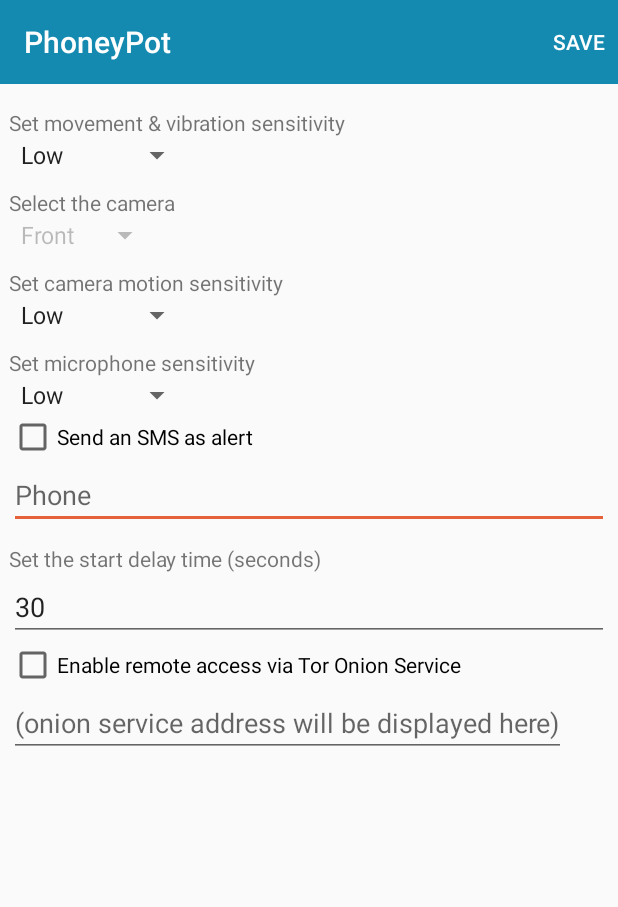
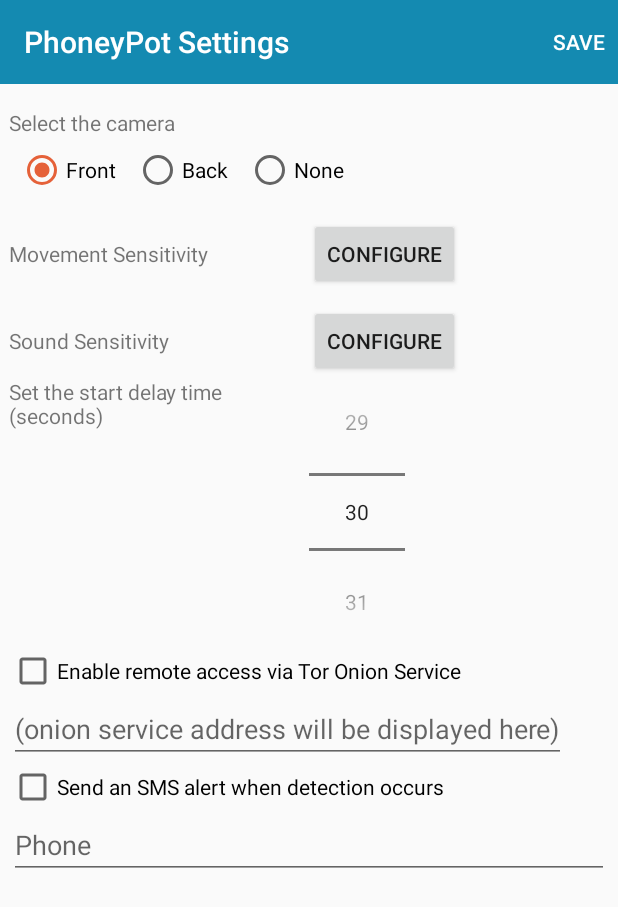
Before and after one commit to guardianproject/haven, an Android app: the SettingsActivity screen opened directly, with no data from a screen before it, on a phone screen of 412 x 824 dp. Shown: the top 907 px of the screen. Run offline under Robolectric (Android 15) with nearby library versions, the phone set to English and light mode, and no system bars; libraries missing offline, so code that uses them is left out: info.guardianproject.netcipher.

Commit message:
improve layout and UX of Setting screen (part 1)

```diff
--- a/src/main/java/info/guardianproject/phoneypot/PreferenceManager.java
+++ b/src/main/java/info/guardianproject/phoneypot/PreferenceManager.java
@@ -104,7 +104,7 @@ public class PreferenceManager {
     }
 
     public String getAccelerometerSensitivity() {
-    	return appSharedPrefs.getString(ACCELEROMETER_SENSITIVITY, "");
+    	return appSharedPrefs.getString(ACCELEROMETER_SENSITIVITY, MEDIUM);
     }
 
     public void activateCamera(boolean active) {
@@ -131,7 +131,7 @@ public class PreferenceManager {
     }
 
     public String getCameraSensitivity() {
-    	return appSharedPrefs.getString(CAMERA_SENSITIVITY, "");
+    	return appSharedPrefs.getString(CAMERA_SENSITIVITY, MEDIUM);
     }
 
     public void activateFlash(boolean active) {
@@ -158,7 +158,7 @@ public class PreferenceManager {
     }
 
     public String getMicrophoneSensitivity() {
-    	return appSharedPrefs.getString(MICROPHONE_SENSITIVITY, "");
+    	return appSharedPrefs.getString(MICROPHONE_SENSITIVITY, MEDIUM);
     }
 
     public void activateSms(boolean active) {
@@ -265,6 +265,6 @@ public class PreferenceManager {
 
     public int getAudioLength ()
     {
-        return 10000; //30 seconds
+        return 15000; //30 seconds
     }
 }
--- a/src/main/java/info/guardianproject/phoneypot/SettingsActivity.java
+++ b/src/main/java/info/guardianproject/phoneypot/SettingsActivity.java
@@ -24,10 +24,13 @@ import android.text.TextUtils;
 import android.util.Log;
 import android.view.Menu;
 import android.view.MenuItem;
+import android.view.View;
 import android.widget.CheckBox;
 import android.widget.CompoundButton;
 import android.widget.EditText;
 import android.widget.CompoundButton.OnCheckedChangeListener;
+import android.widget.NumberPicker;
+import android.widget.RadioButton;
 import android.widget.Spinner;
 
 import org.w3c.dom.Text;
@@ -48,6 +51,8 @@ public class SettingsActivity extends AppCompatActivity {
         Toolbar toolbar = (Toolbar)findViewById(R.id.toolbar);
         setSupportActionBar(toolbar);
 
+        setTitle("PhoneyPot Settings");
+
         preferences = new PreferenceManager(this.getApplicationContext());
 
         /*
@@ -62,32 +67,6 @@ public class SettingsActivity extends AppCompatActivity {
         final CheckBox smsCheck = (CheckBox) this.findViewById(R.id.sms_check);
         final CheckBox remoteAccessCheck = (CheckBox) this.findViewById(R.id.remote_access_check);
 
-        /*
-         * Detecting if the device has a front camera
-         * and configuring the spinner of camera selection
-         * properly
-         */
-        final Spinner selectCameraSpinner = (Spinner) this.findViewById(R.id.camera_spinner);
-        PackageManager pm = getPackageManager();
-        boolean frontCam;
-
-        frontCam = pm.hasSystemFeature(PackageManager.FEATURE_CAMERA_FRONT);
-        if (!frontCam) {
-        	selectCameraSpinner.setEnabled(false);
-        }
-
-        /*
-         * Detecting if the device has the flash
-         * and configuring properly the check box
-         */
-
-
-        final Spinner accelerometerSensitivity = (Spinner)
-        		this.findViewById(R.id.accelerometer_sensitivity_spinner);
-        final Spinner cameraSensitivity = (Spinner)
-        		this.findViewById(R.id.camera_sensitivity_spinner);
-        final Spinner microphoneSensitivity = (Spinner)
-        		this.findViewById(R.id.microphone_sensitivity_spinner);
 
         final EditText phoneNumber = (EditText)
         		this.findViewById(R.id.phone_number);
@@ -95,7 +74,7 @@ public class SettingsActivity extends AppCompatActivity {
         final EditText remoteAccessOnion = (EditText)
                 this.findViewById(R.id.remote_access_onion);
 
-        final EditText timerDelay = (EditText)
+        final NumberPicker timerDelay = (NumberPicker)
                 this.findViewById(R.id.timer_delay);
 
         smsCheck.setOnCheckedChangeListener(new OnCheckedChangeListener() {
@@ -116,52 +95,17 @@ public class SettingsActivity extends AppCompatActivity {
             }
         });
 
-        /**
-         * Loads preferences and sets view
-         */
-        if (preferences.getAccelerometerActivation()) {
-        	String sensitivity = preferences.getAccelerometerSensitivity();
-        	if (sensitivity.equals(PreferenceManager.LOW))
-        		accelerometerSensitivity.setSelection(0);
-        	else if (sensitivity.equals(PreferenceManager.MEDIUM))
-        		accelerometerSensitivity.setSelection(1);
-        	else if (sensitivity.equals(PreferenceManager.HIGH))
-        		accelerometerSensitivity.setSelection(2);
-            else if (sensitivity.equals(PreferenceManager.OFF))
-                accelerometerSensitivity.setSelection(3);
-        }
 
         if (preferences.getCameraActivation()) {
-        	String sensitivity = preferences.getCameraSensitivity();
-        	if (sensitivity.equals(PreferenceManager.LOW))
-        		cameraSensitivity.setSelection(0);
-        	else if (sensitivity.equals(PreferenceManager.MEDIUM))
-        		cameraSensitivity.setSelection(1);
-        	else if (sensitivity.equals(PreferenceManager.HIGH))
-        		cameraSensitivity.setSelection(2);
-            else if (sensitivity.equals(PreferenceManager.OFF))
-                cameraSensitivity.setSelection(3);
 
             String camera = preferences.getCamera();
         	if (camera.equals(PreferenceManager.FRONT))
-        		selectCameraSpinner.setSelection(0);
+                ((RadioButton)findViewById(R.id.radio_camera_front)).setChecked(true);
         	else if (camera.equals(PreferenceManager.BACK))
-        		selectCameraSpinner.setSelection(1);
+                ((RadioButton)findViewById(R.id.radio_camera_back)).setChecked(true);
             else if (camera.equals(PreferenceManager.OFF))
-                selectCameraSpinner.setSelection(2);
+                ((RadioButton)findViewById(R.id.radio_camera_none)).setChecked(true);
 
-        }
-
-        if (preferences.getMicrophoneActivation()) {
-        	String sensitivity = preferences.getMicrophoneSensitivity();
-        	if (sensitivity.equals(PreferenceManager.LOW))
-        		microphoneSensitivity.setSelection(0);
-        	else if (sensitivity.equals(PreferenceManager.MEDIUM))
-        		microphoneSensitivity.setSelection(1);
-        	else if (sensitivity.equals(PreferenceManager.HIGH))
-        		microphoneSensitivity.setSelection(2);
-            else if (sensitivity.equals(PreferenceManager.OFF))
-                microphoneSensitivity.setSelection(3);
         }
 
         if (preferences.getSmsActivation()) {
@@ -176,7 +120,9 @@ public class SettingsActivity extends AppCompatActivity {
 
         }
 
-        timerDelay.setText(preferences.getTimerDelay()+"");
+        timerDelay.setMaxValue(600);
+        timerDelay.setMinValue(0);
+        timerDelay.setValue(preferences.getTimerDelay());
 
 		askForPermission(Manifest.permission.WRITE_EXTERNAL_STORAGE, 1);
 
@@ -220,37 +166,22 @@ public class SettingsActivity extends AppCompatActivity {
     private void save ()
     {
 
-        Spinner accelerometerSensitivity = (Spinner)
-                this.findViewById(R.id.accelerometer_sensitivity_spinner);
-        Spinner cameraSensitivity = (Spinner)
-                this.findViewById(R.id.camera_sensitivity_spinner);
-        Spinner microphoneSensitivity = (Spinner)
-                this.findViewById(R.id.microphone_sensitivity_spinner);
 
         EditText phoneNumber = (EditText)
                 this.findViewById(R.id.phone_number);
 
-        EditText timerDelay = (EditText)
+        NumberPicker timerDelay = (NumberPicker)
                 this.findViewById(R.id.timer_delay);
 
-        Spinner selectCameraSpinner = (Spinner) this.findViewById(R.id.camera_spinner);
         CheckBox smsCheck = (CheckBox) this.findViewById(R.id.sms_check);
         CheckBox remoteAccessCheck = (CheckBox) this.findViewById(R.id.remote_access_check);
 
         preferences.activateAccelerometer(true);
-        preferences.setAccelerometerSensitivity(
-                (String)accelerometerSensitivity.getSelectedItem());
 
         preferences.activateCamera(true);
-        preferences.setCamera(
-                (String)selectCameraSpinner.getSelectedItem());
-        preferences.setCameraSensitivity(
-                (String)cameraSensitivity.getSelectedItem());
 
 
         preferences.activateMicrophone(true);
-        preferences.setMicrophoneSensitivity(
-                (String)microphoneSensitivity.getSelectedItem());
 
         if (smsCheck.isChecked() && !phoneNumber.getText().toString().equals("")) {
             Log.i("StartActivity", "Send message alert is active");
@@ -263,7 +194,7 @@ public class SettingsActivity extends AppCompatActivity {
 
         preferences.activateRemoteAccess(remoteAccessCheck.isChecked());
 
-        preferences.setTimerDelay(Integer.parseInt(timerDelay.getText().toString()));
+        preferences.setTimerDelay(timerDelay.getValue());
 
         setResult(RESULT_OK);
 
@@ -315,4 +246,26 @@ public class SettingsActivity extends AppCompatActivity {
         }
     }
 
+    public void onRadioButtonClicked(View view) {
+        // Is the button now checked?
+        boolean checked = ((RadioButton) view).isChecked();
+
+        // Check which radio button was clicked
+        switch(view.getId()) {
+            case R.id.radio_camera_back:
+                if (checked)
+                    preferences.setCamera(PreferenceManager.BACK);
+                    break;
+            case R.id.radio_camera_front:
+                if (checked)
+                    preferences.setCamera(PreferenceManager.FRONT);
+                break;
+            case R.id.radio_camera_none:
+                if (checked)
+                    preferences.setCamera(PreferenceManager.OFF);
+                break;
+
+        }
+    }
+
 }
--- a/src/main/java/info/guardianproject/phoneypot/sensors/motion/Preview.java
+++ b/src/main/java/info/guardianproject/phoneypot/sensors/motion/Preview.java
@@ -179,6 +179,10 @@ public class Preview extends SurfaceView implements SurfaceHolder.Callback {
 			camera = Camera.open();
 			cameraFacing = Camera.CameraInfo.CAMERA_FACING_BACK;
 		}
+		else
+		{
+			camera = null;
+		}
 
 		if (camera != null) {
 			final Camera.Parameters parameters = camera.getParameters();
--- a/src/main/res/layout/activity_settings.xml
+++ b/src/main/res/layout/activity_settings.xml
@@ -12,32 +12,15 @@
 				android:background="?attr/colorPrimary"
                 android:theme="@style/AppTheme.AppBarOverlay"/>
 				app:popupTheme="@style/AppTheme.PopupOverlay" />
-
+<ScrollView
+	android:layout_width="match_parent"
+	android:layout_height="match_parent">
 <LinearLayout
 	android:orientation="vertical"
     android:layout_width="match_parent"
     android:layout_height="match_parent"
 	android:padding="6sp"
 	>
-
-
-    	<TextView
-    	    android:id="@+id/accelerometer_prompt"
-    	    android:text="@string/accelerometer_prompt"
-    	    android:layout_alignParentLeft="true"
-    	    android:layout_width="wrap_content"
-    	    android:layout_height="wrap_content"
-    	    android:paddingTop="10dp"
-    	    />
-
-	<Spinner
-		android:id="@+id/accelerometer_sensitivity_spinner"
-		android:layout_width="wrap_content"
-		android:layout_height="wrap_content"
-		android:layout_alignParentRight="true"
-		android:layout_centerHorizontal="true"
-		android:entries="@array/select_sensitivity"
-		android:prompt="@string/accelerometer_prompt" />
 
 	<TextView
 		android:id="@+id/camera_prompt"
@@ -47,6 +30,7 @@
 		android:layout_height="wrap_content"
 		android:paddingTop="10dp"
 		/>
+	<!--
 	<Spinner
 		android:id="@+id/camera_spinner"
 		android:layout_alignParentRight="true"
@@ -55,46 +39,112 @@
 		android:layout_width="wrap_content"
 		android:layout_height="wrap_content"
 		android:layout_centerHorizontal="true"
-    	/>
-    	<TextView
-    	    android:id="@+id/camera_sensitivity_prompt"
-    	    android:text="@string/camera_sensitivity"
-    	    android:layout_alignParentLeft="true"
+		/>-->
+	<RadioGroup
+		android:layout_width="match_parent"
+		android:layout_height="wrap_content"
+		android:orientation="horizontal">
+		<RadioButton android:id="@+id/radio_camera_front"
 			android:layout_width="wrap_content"
 			android:layout_height="wrap_content"
-    	    android:paddingTop="10dp"
-    	  	android:layout_below="@id/camera_prompt"
+			android:text="@string/camera_front"
+			android:onClick="onRadioButtonClicked"
+			android:layout_margin="6dp"
 			/>
-    	<Spinner
-    	    android:id="@+id/camera_sensitivity_spinner"
-    	    android:layout_alignParentRight="true"
-    	    android:layout_below="@id/camera_sensitivity_prompt"
-    	    android:prompt="@string/accelerometer_prompt"
-    	    android:entries="@array/select_sensitivity"
+		<RadioButton android:id="@+id/radio_camera_back"
 			android:layout_width="wrap_content"
 			android:layout_height="wrap_content"
-    	    android:layout_centerHorizontal="true"
+			android:text="@string/camera_back"
+			android:onClick="onRadioButtonClicked"
+			android:layout_margin="6dp"
 			/>
+		<RadioButton android:id="@+id/radio_camera_none"
+			android:layout_width="wrap_content"
+			android:layout_height="wrap_content"
+			android:text="@string/camera_none"
+			android:onClick="onRadioButtonClicked"
+			android:layout_margin="6dp"/>
+	</RadioGroup>
+
+	<LinearLayout
+		android:layout_width="match_parent"
+		android:layout_height="wrap_content"
+		android:orientation="horizontal"
+		android:paddingTop="10dp"
+
+		>
+
+	<TextView
+    	    android:id="@+id/accelerometer_prompt"
+    	    android:text="@string/accelerometer_prompt"
+    	    android:layout_alignParentLeft="true"
+    	    android:layout_width="200dp"
+    	    android:layout_height="wrap_content"
+    	    />
+		<Button
+			android:layout_width="wrap_content"
+			android:layout_height="wrap_content"
+			android:text="@string/action_configure"
+			/>
+</LinearLayout>
+
+	<LinearLayout
+		android:layout_width="wrap_content"
+		android:layout_height="wrap_content"
+		android:orientation="horizontal"
+		android:paddingTop="10dp"
+
+		>
+
 
 	<TextView
     	    android:id="@+id/microphone_prompt"
     	    android:text="@string/microphone_sensitivity"
     	    android:layout_alignParentLeft="true"
+    	    android:layout_width="200dp"
+    	    android:layout_height="wrap_content"
+    	    />
+		<Button
 			android:layout_width="wrap_content"
 			android:layout_height="wrap_content"
-    	    android:paddingTop="10dp"
+			android:text="@string/action_configure"
 			/>
-    	<Spinner
-    	    android:id="@+id/microphone_sensitivity_spinner"
-    	    android:layout_alignParentRight="true"
-    	    android:prompt="@string/microphone_sensitivity"
-    	    android:entries="@array/select_sensitivity"
+</LinearLayout>
+
+
+
+	<LinearLayout
+		android:layout_width="match_parent"
+		android:layout_height="wrap_content"
+		android:orientation="horizontal"
+		>
+	<TextView
+		android:id="@+id/timer_label"
+		android:text="@string/timer_delay_label"
+		android:layout_width="200dp"
+		android:layout_height="wrap_content"
+		/>
+
+	<NumberPicker
+		android:id="@+id/timer_delay"
+		android:layout_width="wrap_content"
+		android:layout_height="wrap_content"
+		/>
+	</LinearLayout>
+	<CheckBox
+		android:id="@+id/remote_access_check"
+		android:text="@string/remote_access_label"
 		android:layout_width="wrap_content"
 		android:layout_height="wrap_content"
 		android:layout_centerHorizontal="true"
-    	/>
-
-
+		tools:context=".SettingsActivity" />
+	<EditText
+		android:id="@+id/remote_access_onion"
+		android:hint="@string/remote_access_hint"
+		android:layout_width="wrap_content"
+		android:layout_height="wrap_content"
+		android:layout_centerHorizontal="true"
+		tools:context=".SettingsActivity" />
 	<CheckBox
 		android:id="@+id/sms_check"
 		android:text="@string/sms_label"
@@ -112,38 +162,6 @@
 		android:layout_height="wrap_content"
 		android:paddingTop="10dp"
 		/>
-
-	<TextView
-		android:id="@+id/timer_label"
-		android:text="@string/timer_delay_label"
-		android:layout_alignParentLeft="true"
-		android:layout_width="wrap_content"
-		android:layout_height="wrap_content"
-		android:paddingTop="10dp"
-		/>
-
-	<EditText
-		android:id="@+id/timer_delay"
-		android:inputType="numberDecimal"
-		android:layout_centerHorizontal="true"
-		android:layout_width="fill_parent"
-		android:layout_height="wrap_content"
-		android:paddingTop="10dp"
-		/>
-	<CheckBox
-		android:id="@+id/remote_access_check"
-		android:text="@string/remote_access_label"
-		android:layout_width="wrap_content"
-		android:layout_height="wrap_content"
-		android:layout_centerHorizontal="true"
-		tools:context=".SettingsActivity" />
-	<EditText
-		android:id="@+id/remote_access_onion"
-		android:hint="@string/remote_access_hint"
-		android:layout_width="wrap_content"
-		android:layout_height="wrap_content"
-		android:layout_centerHorizontal="true"
-		tools:context=".SettingsActivity" />
-
 </LinearLayout>
+	</ScrollView>
 </LinearLayout>
--- a/src/main/res/values/strings.xml
+++ b/src/main/res/values/strings.xml
@@ -10,15 +10,15 @@
     <string name="title_activity_start">PhoneyPot</string>
 
     <string name="accelerometer_prompt">
-    	Set movement &amp; vibration sensitivity
+    	Movement Sensitivity
     </string>
 
     <string name="microphone_sensitivity">
-    	Set microphone sensitivity
+    	Sound Sensitivity
     </string>
 
     <string name="camera_sensitivity">
-    	Set camera motion sensitivity
+    	Camera Motion sensitivity
     </string>
 
     <string name="timer_delay_label">
@@ -30,7 +30,7 @@
     </string>
 
     <string name="camera_label">
-    	Use the camera to detect motion
+    	Select Camera
     </string>
 
     <string name="flash_label">
@@ -38,7 +38,7 @@
     </string>
 
     <string name="sms_label">
-    	Send an SMS as alert
+    	Send an SMS alert when detection occurs
     </string>
 
     <string name="sms_hint">
@@ -98,4 +98,10 @@
 
     <string name="remote_access_label">Enable remote access via Tor Onion Service</string>
     <string name="remote_access_hint">(onion service address will be displayed here)</string>
+
+    <string name="camera_front">Front</string>
+    <string name="camera_back">Back</string>
+    <string name="camera_none">None</string>
+
+    <string name="action_configure">Configure</string>
 </resources>
```
Lines whose indentation alone changed are shown as unchanged.
